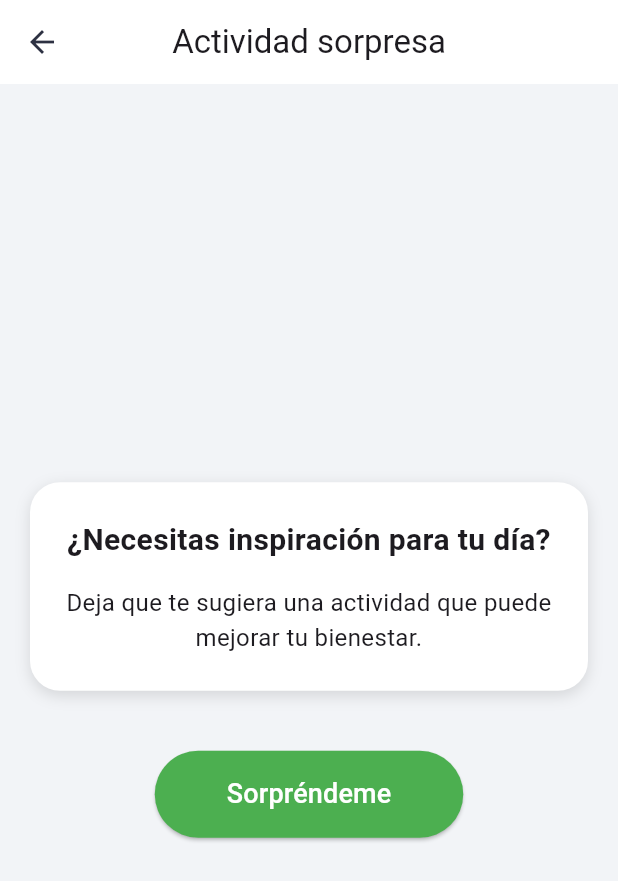
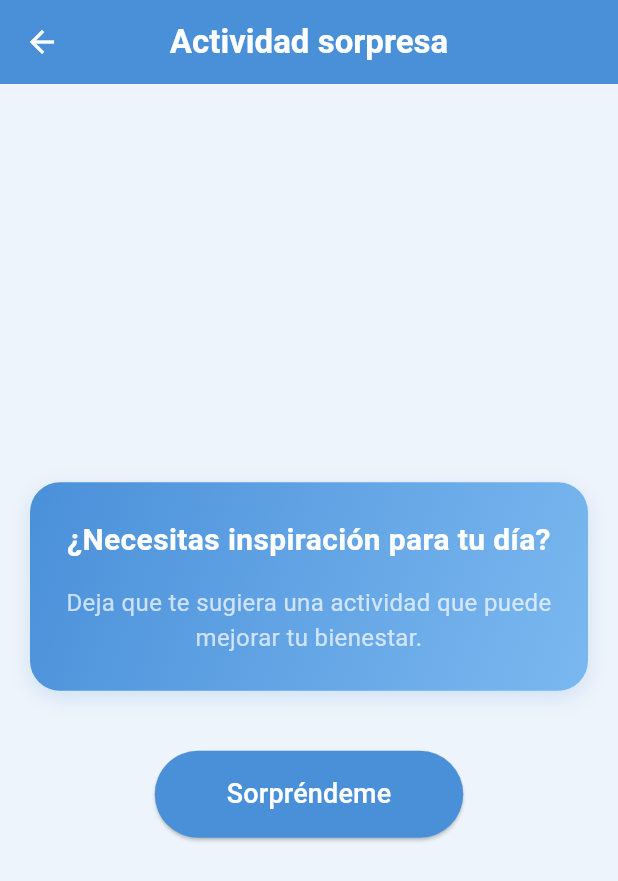
Before and after one commit to jeffersoncordobap/BLOOMIND, a Flutter app: the ResoursesScreenSorpresa screen opened directly, on a phone screen of 412 x 824 dp. Shown: the top 881 px of the screen. Run offline on Flutter 3.47's test engine with Material 3 defaults, Android fonts, the phone set to English and light mode, and no system bars; our stand-ins replace fl_chart, just_audio, sqflite, table_calendar; missing offline and left inert: dart:ffi; accounts and stored records are empty.

Commit message:
BD actividades sorpresa, favoritos y la conexión con las pantallas

```diff
--- /dev/null
+++ b/lib/features/resourses/model/surprise_activity.dart
@@ -0,0 +1,24 @@
+import 'package:bloomind/core/database/database_config.dart';
+
+class SurpriseActivity {
+  final int? id;
+  final String description;
+  final bool isFavorite;
+
+  SurpriseActivity({
+    this.id,
+    required this.description,
+    this.isFavorite = false,
+  });
+
+  Map<String, dynamic> toMap() => {
+        DatabaseConfig.colSurpriseActivityDescription: description,
+        DatabaseConfig.colSurpriseActivityFavorite: isFavorite ? 1 : 0,
+      };
+
+  factory SurpriseActivity.fromMap(Map<String, dynamic> map) => SurpriseActivity(
+        id: map[DatabaseConfig.colSurpriseActivityId],
+        description: map[DatabaseConfig.colSurpriseActivityDescription],
+        isFavorite: map[DatabaseConfig.colSurpriseActivityFavorite] == 1,
+      );
+}
--- a/lib/features/resourses/presentation/resourses_screen_sorpresa.dart
+++ b/lib/features/resourses/presentation/resourses_screen_sorpresa.dart
@@ -1,3 +1,5 @@
+import 'package:bloomind/features/resourses/model/surprise_activity.dart';
+import 'package:bloomind/features/resourses/repository/surprise_activity_repository_impl.dart';
 import 'package:bloomind/main_navegator_screen.dart';
 import 'package:flutter/material.dart';
 import 'dart:math';
@@ -9,19 +11,14 @@ class ResoursesScreenSorpresa extends StatefulWidget {
   State<ResoursesScreenSorpresa> createState() => _ResoursesScreenSorpresaState();
 }
 
-class _ResoursesScreenSorpresaState extends State<ResoursesScreenSorpresa> with SingleTickerProviderStateMixin {
+class _ResoursesScreenSorpresaState extends State<ResoursesScreenSorpresa>
+    with SingleTickerProviderStateMixin {
   bool mostrarRuleta = false;
-  String? actividadSeleccionada;
+  SurpriseActivity? actividadSeleccionada;
   bool girando = false;
   late AnimationController _controller;
-
-  final List<String> actividades = [
-    'Medita por 5 minutos',
-    'Toma un vaso de agua',
-    'Respira profundamente por 1 minuto',
-    'Estírate por 2 minutos',
-    'Camina por 5 minutos',
-  ];
+  List<SurpriseActivity> actividades = [];
+  final _repo = SurpriseActivityRepositoryImpl();
 
   @override
   void initState() {
@@ -30,6 +27,15 @@ class _ResoursesScreenSorpresaState extends State<ResoursesScreenSorpresa> with
       duration: const Duration(seconds: 2),
       vsync: this,
     );
+    _cargarActividades();
+  }
+
+  Future<void> _cargarActividades() async {
+    final lista = await _repo.getAll();
+    if (!mounted) return;
+    setState(() {
+      actividades = lista;
+    });
   }
 
   @override
@@ -39,6 +45,7 @@ class _ResoursesScreenSorpresaState extends State<ResoursesScreenSorpresa> with
   }
 
   void girarRuleta() {
+    if (actividades.isEmpty) return;
     setState(() {
       girando = true;
       actividadSeleccionada = null;
@@ -48,6 +55,7 @@ class _ResoursesScreenSorpresaState extends State<ResoursesScreenSorpresa> with
     _controller.forward();
 
     Future.delayed(const Duration(seconds: 2), () {
+      if (!mounted) return;
       setState(() {
         actividadSeleccionada = actividades[Random().nextInt(actividades.length)];
         girando = false;
@@ -55,17 +63,36 @@ class _ResoursesScreenSorpresaState extends State<ResoursesScreenSorpresa> with
     });
   }
 
+  Future<void> _toggleFavorito() async {
+    if (actividadSeleccionada == null) return;
+    final nuevaActividad = SurpriseActivity(
+      id: actividadSeleccionada!.id,
+      description: actividadSeleccionada!.description,
+      isFavorite: !actividadSeleccionada!.isFavorite,
+    );
+    await _repo.toggleFavorito(actividadSeleccionada!.id!, nuevaActividad.isFavorite);
+    final index = actividades.indexWhere((a) => a.id == actividadSeleccionada!.id);
+    if (!mounted) return;
+    setState(() {
+      actividades[index] = nuevaActividad;
+      actividadSeleccionada = nuevaActividad;
+    });
+  }
+
   @override
   Widget build(BuildContext context) {
     return Scaffold(
-      backgroundColor: const Color(0xFFF2F4F7),
+      backgroundColor: const Color(0xFFEEF4FB),
       appBar: AppBar(
-        title: const Text('Actividad sorpresa'),
+        title: const Text(
+          'Actividad sorpresa',
+          style: TextStyle(color: Colors.white, fontWeight: FontWeight.bold),
+        ),
         centerTitle: true,
         elevation: 0,
-        backgroundColor: Colors.white,
+        backgroundColor: const Color(0xFF4A90D9),
         leading: IconButton(
-          icon: const Icon(Icons.arrow_back, color: Color(0xFF2D3142)),
+          icon: const Icon(Icons.arrow_back, color: Colors.white),
           onPressed: () {
             context
                 .findAncestorStateOfType<MainNavigationScreenState>()
@@ -83,13 +110,17 @@ class _ResoursesScreenSorpresaState extends State<ResoursesScreenSorpresa> with
                     Container(
                       padding: const EdgeInsets.all(24),
                       decoration: BoxDecoration(
-                        color: Colors.white,
+                        gradient: const LinearGradient(
+                          colors: [Color(0xFF4A90D9), Color(0xFF7BB8F0)],
+                          begin: Alignment.topLeft,
+                          end: Alignment.bottomRight,
+                        ),
                         borderRadius: BorderRadius.circular(20),
                         boxShadow: const [
                           BoxShadow(
-                            color: Colors.black12,
-                            blurRadius: 8,
-                            offset: Offset(0, 3),
+                            color: Color(0x334A90D9),
+                            blurRadius: 12,
+                            offset: Offset(0, 4),
                           )
                         ],
                       ),
@@ -101,13 +132,14 @@ class _ResoursesScreenSorpresaState extends State<ResoursesScreenSorpresa> with
                             style: TextStyle(
                               fontSize: 20,
                               fontWeight: FontWeight.bold,
+                              color: Colors.white,
                             ),
                           ),
                           SizedBox(height: 16),
                           Text(
                             'Deja que te sugiera una actividad que puede mejorar tu bienestar.',
                             textAlign: TextAlign.center,
-                            style: TextStyle(fontSize: 16),
+                            style: TextStyle(fontSize: 16, color: Colors.white70),
                           ),
                         ],
                       ),
@@ -120,7 +152,7 @@ class _ResoursesScreenSorpresaState extends State<ResoursesScreenSorpresa> with
                         });
                       },
                       style: ElevatedButton.styleFrom(
-                        backgroundColor: Colors.green,
+                        backgroundColor: const Color(0xFF4A90D9),
                         padding: const EdgeInsets.symmetric(
                           horizontal: 48,
                           vertical: 16,
@@ -145,11 +177,12 @@ class _ResoursesScreenSorpresaState extends State<ResoursesScreenSorpresa> with
                       decoration: BoxDecoration(
                         color: Colors.white,
                         shape: BoxShape.circle,
+                        border: Border.all(color: const Color(0xFF4A90D9), width: 3),
                         boxShadow: const [
                           BoxShadow(
-                            color: Colors.black12,
-                            blurRadius: 10,
-                            offset: Offset(0, 4),
+                            color: Color(0x334A90D9),
+                            blurRadius: 16,
+                            offset: Offset(0, 6),
                           )
                         ],
                       ),
@@ -170,7 +203,7 @@ class _ResoursesScreenSorpresaState extends State<ResoursesScreenSorpresa> with
                                 : Padding(
                                     padding: const EdgeInsets.all(20),
                                     child: Text(
-                                      actividadSeleccionada!,
+                                      actividadSeleccionada!.description,
                                       textAlign: TextAlign.center,
                                       style: const TextStyle(
                                         fontSize: 18,
@@ -180,11 +213,42 @@ class _ResoursesScreenSorpresaState extends State<ResoursesScreenSorpresa> with
                                   ),
                       ),
                     ),
-                    const SizedBox(height: 40),
+                    const SizedBox(height: 16),
+                    if (actividadSeleccionada != null && !girando)
+                      GestureDetector(
+                        onTap: _toggleFavorito,
+                        child: Row(
+                          mainAxisAlignment: MainAxisAlignment.center,
+                          children: [
+                            Icon(
+                              actividadSeleccionada!.isFavorite
+                                  ? Icons.star
+                                  : Icons.star_border,
+                              color: actividadSeleccionada!.isFavorite
+                                  ? Colors.amber
+                                  : Colors.grey,
+                              size: 28,
+                            ),
+                            const SizedBox(width: 6),
+                            Text(
+                              actividadSeleccionada!.isFavorite
+                                  ? 'Guardado en favoritos'
+                                  : 'Agregar a favoritos',
+                              style: TextStyle(
+                                fontSize: 14,
+                                color: actividadSeleccionada!.isFavorite
+                                    ? Colors.amber
+                                    : Colors.grey,
+                              ),
+                            ),
+                          ],
+                        ),
+                      ),
+                    const SizedBox(height: 24),
                     ElevatedButton(
                       onPressed: girando ? null : girarRuleta,
                       style: ElevatedButton.styleFrom(
-                        backgroundColor: Colors.orange,
+                        backgroundColor: const Color(0xFF4A90D9),
                         padding: const EdgeInsets.symmetric(
                           horizontal: 48,
                           vertical: 16,
--- a/pubspec.yaml
+++ b/pubspec.yaml
@@ -65,6 +65,7 @@ flutter:
   uses-material-design: true
   assets:
     - assets/audios2/
+    - assets/actividades/
   # To add assets to your application, add an assets section, like this:
   # assets:
   #   - images/a_dot_burr.jpeg
```
Also changed, not shown: assets/actividades/actividades.json (added, +244 -0 lines), lib/core/database/database_helper.dart (+26 -1 lines), lib/features/resourses/presentation/favoritos_sorpresa_screen.dart (added, +102 -0 lines), lib/features/resourses/presentation/resourses_screen_favorito.dart (+13 -3 lines), lib/features/resourses/repository/surprise_activity_repository.dart (added, +10 -0 lines), lib/features/resourses/repository/surprise_activity_repository_impl.dart (added, +58 -0 lines), pubspec.lock.
